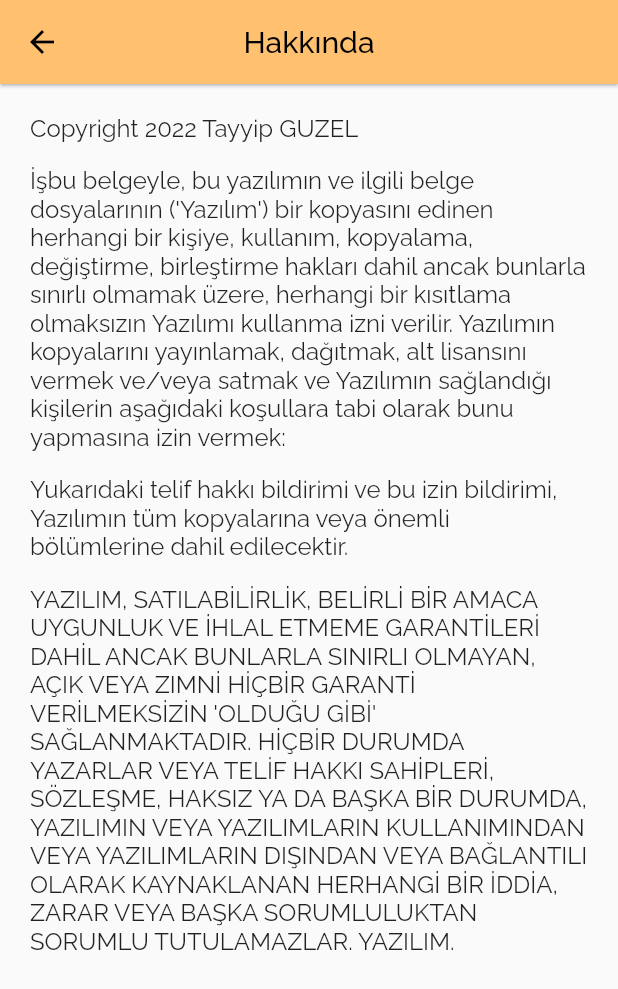
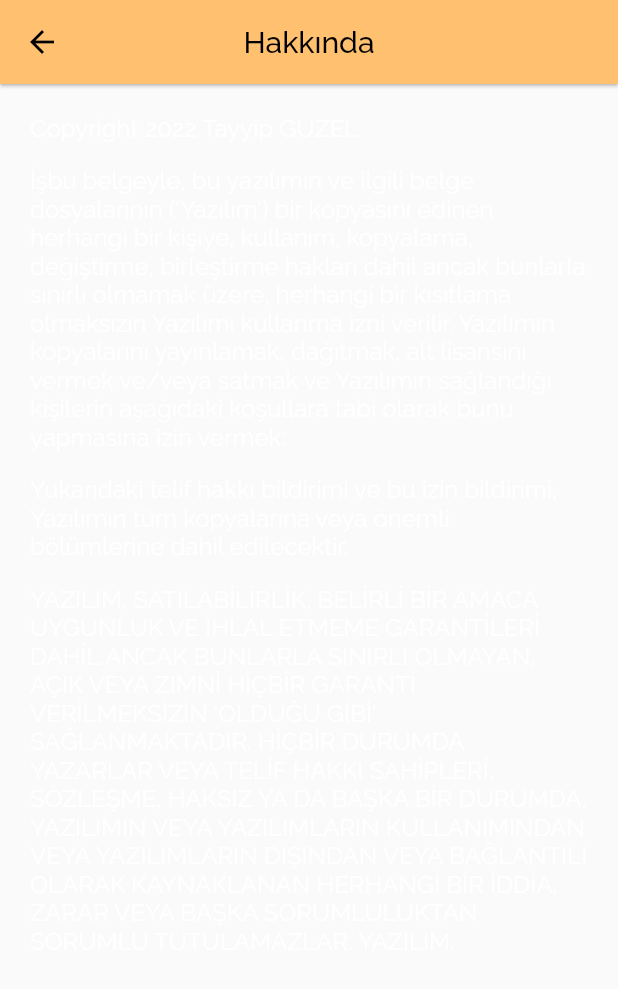
Before and after one commit to tyypgzl/qr-app-mobil, a Flutter app: the AboutView screen opened by its route, on a phone screen of 412 x 824 dp. Shown: the top 989 px of the screen. Run offline on Flutter 3.47's test engine with Material 2 defaults, Android fonts, the phone set to English and light mode, and no system bars; our stand-ins replace easy_localization, flutter_svg, get_it, google_fonts, hive_flutter, lottie and 2 more; missing offline and left inert: mobile_scanner, onesignal_flutter; accounts and stored records are empty.

Commit message:
about view theme bug fixed

```diff
--- a/lib/feature/settings/view/about_view.dart
+++ b/lib/feature/settings/view/about_view.dart
@@ -1,6 +1,8 @@
 import 'package:easy_localization/easy_localization.dart';
 import 'package:flutter/material.dart';
+import 'package:qr_new/config/theme/dark_theme.dart';
 import 'package:qr_new/core/language/loacale_key.g.dart';
+import 'package:qr_new/core/theme/theme_manager.dart';
 
 class AboutView extends StatelessWidget {
   const AboutView({Key? key}) : super(key: key);
@@ -41,4 +43,8 @@ class AboutView extends StatelessWidget {
   }
 }
 
-var _style = const TextStyle(fontSize: 16);
+var _style = TextStyle(
+    fontSize: 16,
+    color: ThemeManager.instance.appTheme == DarkTheme.mode
+        ? Colors.black
+        : Colors.white);
```
